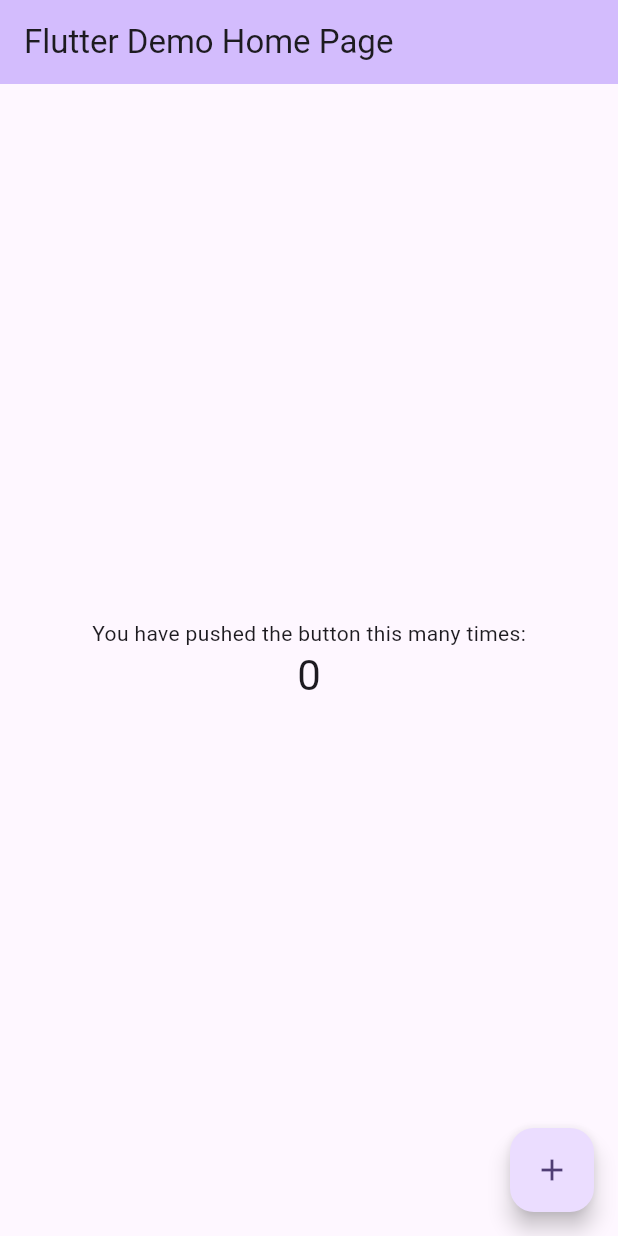
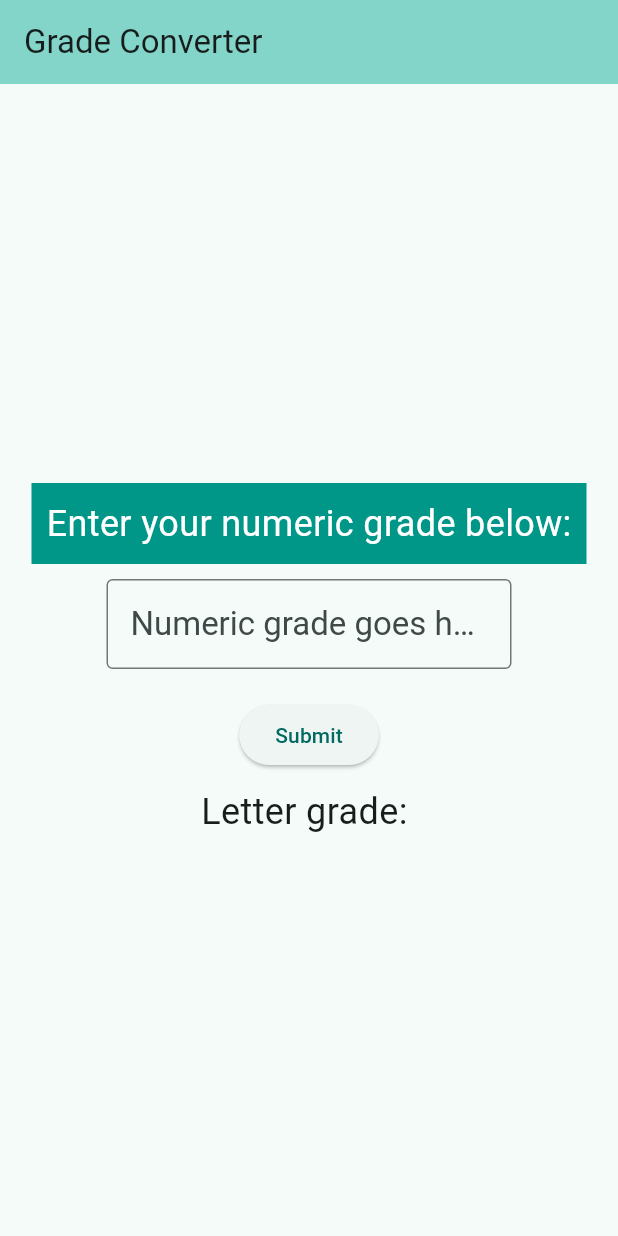
Before and after one commit to jamaki604/KingGradeTool, a Flutter app: the screen it shows after launch, on a phone screen of 412 x 824 dp. Run offline on Flutter 3.47's test engine with Material 2 defaults, Android fonts, the phone set to English and light mode, and no system bars.

Commit message:
added UI and supporting code for functionality

```diff
--- a/lib/grade_converter.dart
+++ b/lib/grade_converter.dart
@@ -15,4 +15,5 @@ class GradeConverter {
         )
         .value;
   }
+
 }
--- a/lib/main.dart
+++ b/lib/main.dart
@@ -1,52 +1,29 @@
 import 'package:flutter/material.dart';
+
+import 'grade_converter.dart';
 
 void main() {
   runApp(const MyApp());
 }
 
 class MyApp extends StatelessWidget {
-  const MyApp({super.key});
+  const MyApp({Key? key}) : super(key: key);
 
-  // This widget is the root of your application.
   @override
   Widget build(BuildContext context) {
     return MaterialApp(
-      title: 'Flutter Demo',
+      title: 'Grade Converter',
       theme: ThemeData(
-        // This is the theme of your application.
-        //
-        // TRY THIS: Try running your application with "flutter run". You'll see
-        // the application has a blue toolbar. Then, without quitting the app,
-        // try changing the seedColor in the colorScheme below to Colors.green
-        // and then invoke "hot reload" (save your changes or press the "hot
-        // reload" button in a Flutter-supported IDE, or press "r" if you used
-        // the command line to start the app).
-        //
-        // Notice that the counter didn't reset back to zero; the application
-        // state is not lost during the reload. To reset the state, use hot
-        // restart instead.
-        //
-        // This works for code too, not just values: Most code changes can be
-        // tested with just a hot reload.
-        colorScheme: ColorScheme.fromSeed(seedColor: Colors.deepPurple),
+        colorScheme: ColorScheme.fromSeed(seedColor: Colors.teal),
         useMaterial3: true,
       ),
-      home: const MyHomePage(title: 'Flutter Demo Home Page'),
+      home: const MyHomePage(title: 'Grade Converter'),
     );
   }
 }
 
 class MyHomePage extends StatefulWidget {
-  const MyHomePage({super.key, required this.title});
-
-  // This widget is the home page of your application. It is stateful, meaning
-  // that it has a State object (defined below) that contains fields that affect
-  // how it looks.
-
-  // This class is the configuration for the state. It holds the values (in this
-  // case the title) provided by the parent (in this case the App widget) and
-  // used by the build method of the State. Fields in a Widget subclass are
-  // always marked "final".
+  const MyHomePage({Key? key, required this.title}) : super(key: key);
 
   final String title;
 
@@ -55,71 +32,80 @@
 }
 
 class _MyHomePageState extends State<MyHomePage> {
-  int _counter = 0;
+  final GradeConverter converter = GradeConverter();
+  final TextEditingController numericGradeController = TextEditingController();
+  String? letterGrade = '';
 
-  void _incrementCounter() {
-    setState(() {
-      // This call to setState tells the Flutter framework that something has
-      // changed in this State, which causes it to rerun the build method below
-      // so that the display can reflect the updated values. If we changed
-      // _counter without calling setState(), then the build method would not be
-      // called again, and so nothing would appear to happen.
-      _counter++;
-    });
+  void _gradeConverter() {
+    final numericGradeText = numericGradeController.text;
+    if (numericGradeText.isNotEmpty) {
+      final numericGrade = int.tryParse(numericGradeText);
+      if (numericGrade != null) {
+        final convertedGrade = converter.convertGrade(numericGrade);
+        setState(() {
+          letterGrade = convertedGrade;
+        });
+      } else {
+        setState(() {
+          letterGrade = 'Invalid input';
+        });
+      }
+    } else {
+      setState(() {
+        letterGrade = 'Please enter a numeric grade';
+      });
+    }
   }
 
   @override
   Widget build(BuildContext context) {
-    // This method is rerun every time setState is called, for instance as done
-    // by the _incrementCounter method above.
-    //
-    // The Flutter framework has been optimized to make rerunning build methods
-    // fast, so that you can just rebuild anything that needs updating rather
-    // than having to individually change instances of widgets.
     return Scaffold(
       appBar: AppBar(
-        // TRY THIS: Try changing the color here to a specific color (to
-        // Colors.amber, perhaps?) and trigger a hot reload to see the AppBar
-        // change color while the other colors stay the same.
         backgroundColor: Theme.of(context).colorScheme.inversePrimary,
-        // Here we take the value from the MyHomePage object that was created by
-        // the App.build method, and use it to set our appbar title.
         title: Text(widget.title),
       ),
       body: Center(
-        // Center is a layout widget. It takes a single child and positions it
-        // in the middle of the parent.
         child: Column(
-          // Column is also a layout widget. It takes a list of children and
-          // arranges them vertically. By default, it sizes itself to fit its
-          // children horizontally, and tries to be as tall as its parent.
-          //
-          // Column has various properties to control how it sizes itself and
-          // how it positions its children. Here we use mainAxisAlignment to
-          // center the children vertically; the main axis here is the vertical
-          // axis because Columns are vertical (the cross axis would be
-          // horizontal).
-          //
-          // TRY THIS: Invoke "debug painting" (choose the "Toggle Debug Paint"
-          // action in the IDE, or press "p" in the console), to see the
-          // wireframe for each widget.
           mainAxisAlignment: MainAxisAlignment.center,
+          crossAxisAlignment: CrossAxisAlignment.center,
           children: <Widget>[
-            const Text(
-              'You have pushed the button this many times:',
+            Container(
+              padding: const EdgeInsets.all(10.0),
+              color: Colors.teal,
+              child: const Text(
+                'Enter your numeric grade below:',
+                style: TextStyle(
+                  fontSize: 24,
+                  color: Colors.white,
+                ),
+              ),
             ),
+            const SizedBox(height: 10),
+            SizedBox(
+              width: 270,
+              child: TextField(
+                controller: numericGradeController,
+                keyboardType: TextInputType.number,
+                decoration: const InputDecoration(
+                  border: OutlineInputBorder(),
+                  hintText: "Numeric grade goes here",
+                ),
+                style: Theme.of(context).textTheme.headline6,
+              ),
+            ),
+            const SizedBox(height: 20),
+            ElevatedButton(
+              onPressed: _gradeConverter,
+              child: const Text('Submit'),
+            ),
+            const SizedBox(height: 10),
             Text(
-              '$_counter',
-              style: Theme.of(context).textTheme.headlineMedium,
+              'Letter grade: $letterGrade',
+              style: const TextStyle(fontSize: 24),
             ),
           ],
         ),
       ),
-      floatingActionButton: FloatingActionButton(
-        onPressed: _incrementCounter,
-        tooltip: 'Increment',
-        child: const Icon(Icons.add),
-      ), // This trailing comma makes auto-formatting nicer for build methods.
     );
   }
 }
```
Also changed, not shown: 1 other file.
